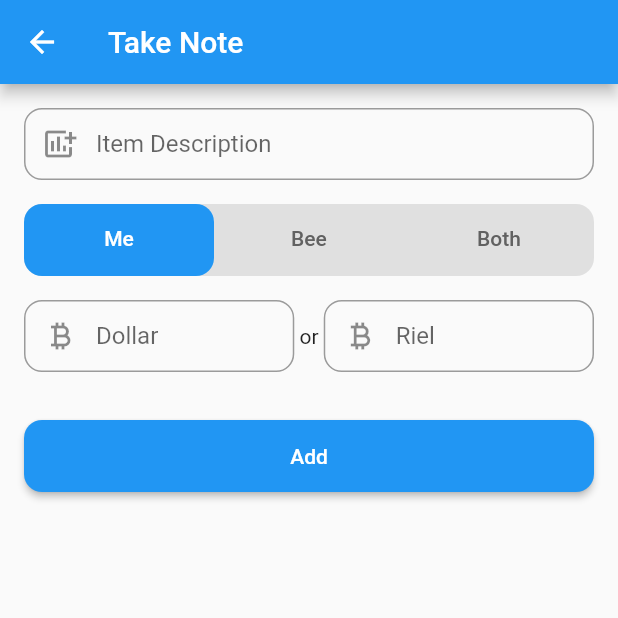
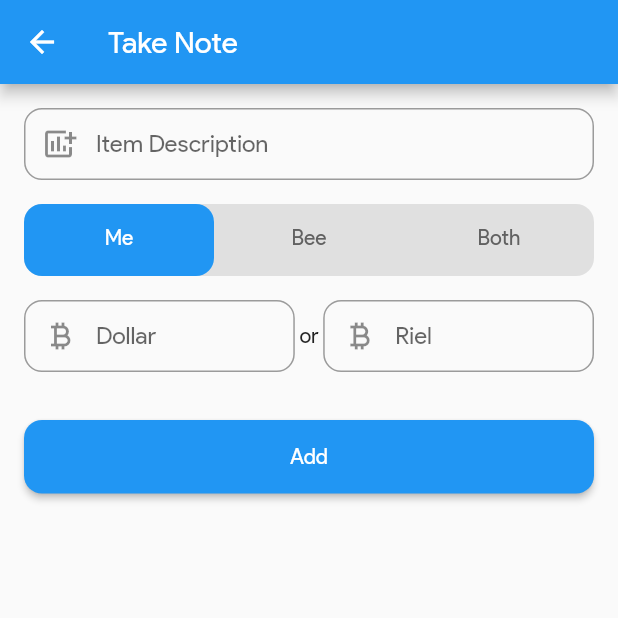
Before and after one commit to channdara/flutter_expanses, a Flutter app: the screen it shows after launch, after a tap on the "add" icon, on a phone screen of 412 x 824 dp, the top half of it. Run offline on Flutter 3.47's test engine with Material 2 defaults, Android fonts, the light colour scheme and no system bars; our stand-ins replace cloud_firestore, firebase_core; accounts and stored records are empty.

Commit message:
[UPDATE]: add product sans font

```diff
--- a/lib/main.dart
+++ b/lib/main.dart
@@ -19,6 +19,9 @@
 class _MainAppState extends State<MainApp> {
   @override
   Widget build(BuildContext context) {
-    return const MaterialApp(home: SplashScreen());
+    return MaterialApp(
+      home: const SplashScreen(),
+      theme: ThemeData(fontFamily: 'ProductSan'),
+    );
   }
 }
```
Also changed, not shown: pubspec.yaml (+4 -25 lines), fonts/product_sans_regular.ttf (added).
